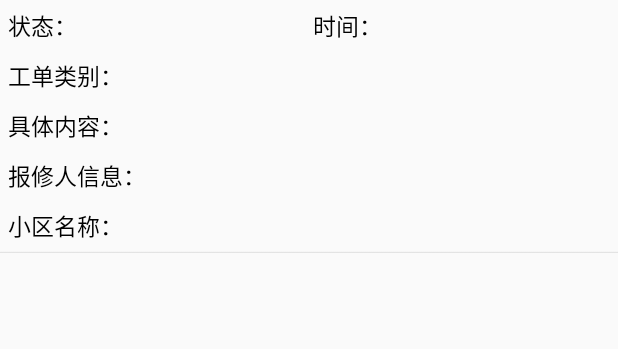
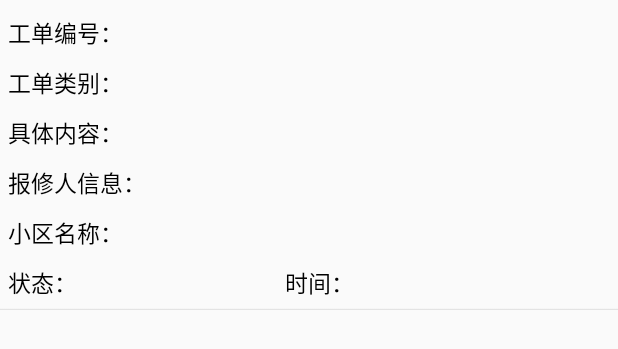
Before and after one commit to skuodeveloper/HappyAssist, an Android app: the layout adapter_repair_order.xml on its own in the app's theme, with its tools: preview values and no code run, on a phone screen of 412 x 824 dp. Shown: the top 349 px of the screen. Run offline under Robolectric (Android 15) with nearby library versions, the light colour scheme and no system bars.

Commit message:
更改图片

```diff
--- a/悦助/src/main/java/com/example/skuo/happyassist/Activity/LoginActivity.java
+++ b/悦助/src/main/java/com/example/skuo/happyassist/Activity/LoginActivity.java
@@ -26,6 +26,7 @@ import android.text.TextUtils;
 import android.view.KeyEvent;
 import android.view.View;
 import android.view.View.OnClickListener;
+import android.view.WindowManager;
 import android.view.inputmethod.EditorInfo;
 import android.widget.ArrayAdapter;
 import android.widget.AutoCompleteTextView;
@@ -74,6 +75,8 @@ public class LoginActivity extends Activity implements LoaderCallbacks<Cursor> {
     protected void onCreate(Bundle savedInstanceState) {
         super.onCreate(savedInstanceState);
         setContentView(R.layout.activity_login);
+
+        getWindow().setSoftInputMode(WindowManager.LayoutParams.SOFT_INPUT_ADJUST_PAN);
 
         StrictMode.setThreadPolicy(new StrictMode.ThreadPolicy.Builder()
                 .detectDiskReads().detectDiskWrites().detectNetwork()
--- a/悦助/src/main/java/com/example/skuo/happyassist/Javis/Adapter/Adapter_complaint_order.java
+++ b/悦助/src/main/java/com/example/skuo/happyassist/Javis/Adapter/Adapter_complaint_order.java
@@ -85,7 +85,7 @@ public class Adapter_complaint_order extends BaseAdapter {
 
             holderView.ID.setText(String.valueOf(complaintInfo.ID));
             holderView.Info.setText(complaintInfo.Info);
-            holderView.Time.setText(complaintInfo.Time.replaceAll("T", " "));
+            holderView.Time.setText(complaintInfo.Time.replaceAll("T", " ").split("\\.")[0]);
             holderView.UserName.setText(complaintInfo.UserName);
             holderView.EstateName.setText(complaintInfo.EstateName);
 
--- a/悦助/src/main/java/com/example/skuo/happyassist/Javis/Adapter/Adapter_mall_order.java
+++ b/悦助/src/main/java/com/example/skuo/happyassist/Javis/Adapter/Adapter_mall_order.java
@@ -96,7 +96,7 @@ public class Adapter_mall_order extends BaseAdapter {
 
             holderView.tv_productname.setText(god.GoodsNames);
             holderView.tv_orderid.setText(god.OrderCode);
-            holderView.tv_ordertime.setText(god.OrderTime);
+            holderView.tv_ordertime.setText(god.OrderTime.replaceAll("T","").split("\\.")[0]);
             holderView.tv_price.setText("￥" + String.valueOf(god.Amount));
         }
         return currentView;
--- a/悦助/src/main/java/com/example/skuo/happyassist/Javis/Adapter/Adapter_repair_order.java
+++ b/悦助/src/main/java/com/example/skuo/happyassist/Javis/Adapter/Adapter_repair_order.java
@@ -101,7 +101,8 @@ public class Adapter_repair_order extends BaseAdapter {
 
             holderView.ID.setText(String.valueOf(rep.ID));
             holderView.Info.setText(rep.Info);
-            holderView.Time.setText(rep.Time.replaceAll("T", " "));
+            holderView.Time.setText(rep.Time.replaceAll("T", " ").split("\\.")[0]);
+
             holderView.UserName.setText(rep.UserName);
 
             if (rep.EstateName == null)
--- a/悦助/src/main/res/layout/adapter_repair_order.xml
+++ b/悦助/src/main/res/layout/adapter_repair_order.xml
@@ -9,51 +9,21 @@
         android:layout_marginLeft="5dp"
         android:orientation="horizontal">
 
-        <RelativeLayout
-            android:layout_width="0dp"
-            android:layout_height="wrap_content"
-            android:layout_weight="1">
-
         <TextView
-                android:id="@+id/lv_status"
             android:layout_width="wrap_content"
             android:layout_height="wrap_content"
-                android:layout_marginTop="5dp"
-                android:text="状态： "
+            android:layout_marginTop="10dp"
+            android:text="工单编号： "
             android:textColor="@color/tv_Black"
             android:textSize="@dimen/list_font_size" />
 
         <TextView
-                android:id="@+id/Status"
+            android:id="@+id/ID"
             android:layout_width="wrap_content"
             android:layout_height="wrap_content"
-                android:layout_marginTop="5dp"
-                android:layout_toRightOf="@id/lv_status"
-                android:textSize="@dimen/list_font_size" />
-        </RelativeLayout>
-
-        <RelativeLayout
-            android:layout_width="0dp"
-            android:layout_height="wrap_content"
-            android:layout_weight="1">
-
-            <TextView
-                android:id="@+id/lv_time"
-                android:layout_width="wrap_content"
-                android:layout_height="wrap_content"
-                android:layout_marginTop="5dp"
-                android:text="时间："
+            android:layout_marginTop="10dp"
             android:textColor="@color/tv_Black"
             android:textSize="@dimen/list_font_size" />
-
-            <TextView
-                android:id="@+id/Time"
-                android:layout_width="wrap_content"
-                android:layout_height="wrap_content"
-                android:layout_marginTop="5dp"
-                android:layout_toRightOf="@id/lv_time"
-                android:textSize="@dimen/list_font_size" />
-        </RelativeLayout>
     </LinearLayout>
 
     <LinearLayout
@@ -157,16 +127,69 @@
             android:textSize="@dimen/list_font_size" />
     </LinearLayout>
 
+    <LinearLayout
+        android:layout_width="match_parent"
+        android:layout_height="wrap_content"
+        android:layout_marginLeft="5dp"
+        android:orientation="horizontal">
+
+        <RelativeLayout
+            android:layout_width="0dp"
+            android:layout_height="wrap_content"
+            android:layout_weight="1">
+
+            <TextView
+                android:id="@+id/lv_status"
+                android:layout_width="wrap_content"
+                android:layout_height="wrap_content"
+                android:layout_marginTop="10dp"
+                android:text="状态： "
+                android:textColor="@color/tv_Black"
+                android:textSize="@dimen/list_font_size" />
+
+            <TextView
+                android:id="@+id/Status"
+                android:layout_width="wrap_content"
+                android:layout_height="wrap_content"
+                android:layout_marginTop="10dp"
+                android:layout_toRightOf="@id/lv_status"
+                android:textSize="@dimen/list_font_size" />
+        </RelativeLayout>
+
+        <RelativeLayout
+            android:layout_width="0dp"
+            android:layout_height="wrap_content"
+            android:layout_weight="1.2">
+
+            <TextView
+                android:id="@+id/lv_time"
+                android:layout_width="wrap_content"
+                android:layout_height="wrap_content"
+                android:layout_marginTop="10dp"
+                android:text="时间："
+                android:textColor="@color/tv_Black"
+                android:textSize="@dimen/list_font_size" />
+
+            <TextView
+                android:id="@+id/Time"
+                android:layout_width="wrap_content"
+                android:layout_height="wrap_content"
+                android:layout_marginTop="10dp"
+                android:layout_toRightOf="@id/lv_time"
+                android:textSize="@dimen/list_font_size" />
+        </RelativeLayout>
+    </LinearLayout>
+
     <ImageView
         android:layout_width="fill_parent"
         android:layout_height="1dp"
         android:layout_marginTop="5dp"
         android:background="@drawable/line" />
 
-    <TextView
-        android:id="@+id/ID"
-        android:layout_width="wrap_content"
-        android:layout_height="wrap_content"
-        android:visibility="gone" />
+    <!--<TextView-->
+    <!--android:id="@+id/ID"-->
+    <!--android:layout_width="wrap_content"-->
+    <!--android:layout_height="wrap_content"-->
+    <!--android:visibility="gone" />-->
 
 </LinearLayout>
```
Also changed, not shown: 悦助/src/main/res/layout/adapter_complaint_order.xml (+62 -39 lines), 悦助/src/main/res/values/strings.xml (+4 -4 lines). Lines whose indentation alone changed are shown as unchanged.
